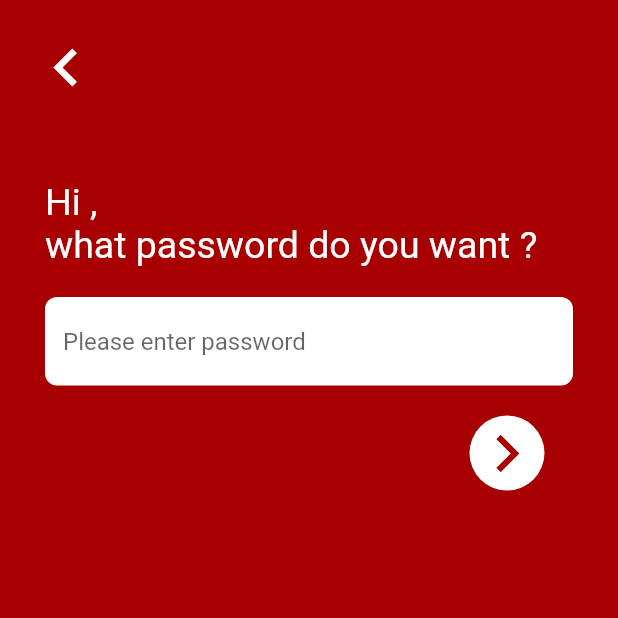
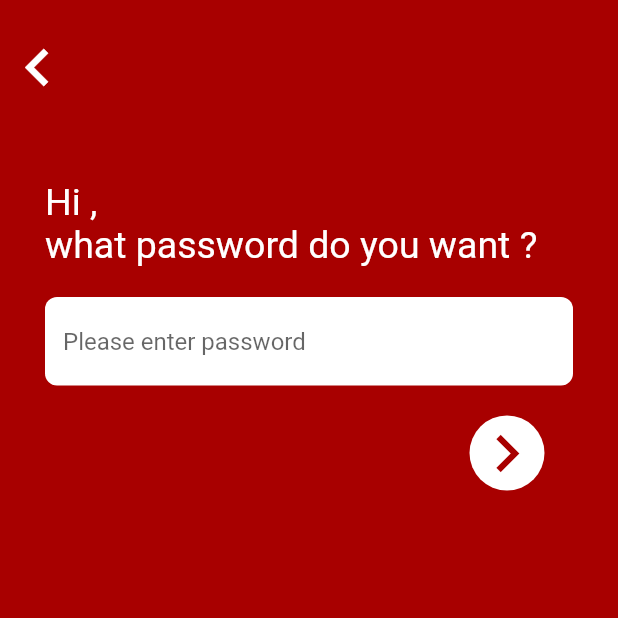
Before and after one commit to micki-zhou/potato, a Flutter app: the RegisterNext screen opened directly, on a phone screen of 412 x 824 dp, the top half of it. Run offline on Flutter 3.47's test engine with Material 2 defaults, Android fonts, the phone set to English and light mode, and no system bars; our stand-ins replace shared_preferences, simple_animations; accounts and stored records are empty.

Commit message:
modify register page button width

```diff
--- a/lib/ui/register.dart
+++ b/lib/ui/register.dart
@@ -1,5 +1,3 @@
-
-
 import 'package:flutter/material.dart';
 import 'package:potato/config/MyColors.dart';
 import 'package:potato/ui/Login.dart';
@@ -65,8 +63,6 @@ class _RegisterPageState extends State<RegisterPage>
       ),
     );
   }
-
-
 
   Widget _textTip() {
     return Container(
@@ -278,9 +274,11 @@ class _RegisterNextState extends State<RegisterNext>
 Widget _backLogin(context) {
   return Row(
     children: [
-        FlatButton(
+      ButtonTheme(
+        minWidth: 50,
+        child: FlatButton(
             padding: EdgeInsets.fromLTRB(0, 20, 0, 0),
-            onPressed: (){
+            onPressed: () {
               Navigator.pushAndRemoveUntil(context,
                   MaterialPageRoute(builder: (context) {
                 return LoginPage();
@@ -291,6 +289,7 @@ Widget _backLogin(context) {
               size: 50,
               color: MyColors.white,
             )),
+      ),
     ],
   );
 }
```
Lines whose indentation alone changed are shown as unchanged.
